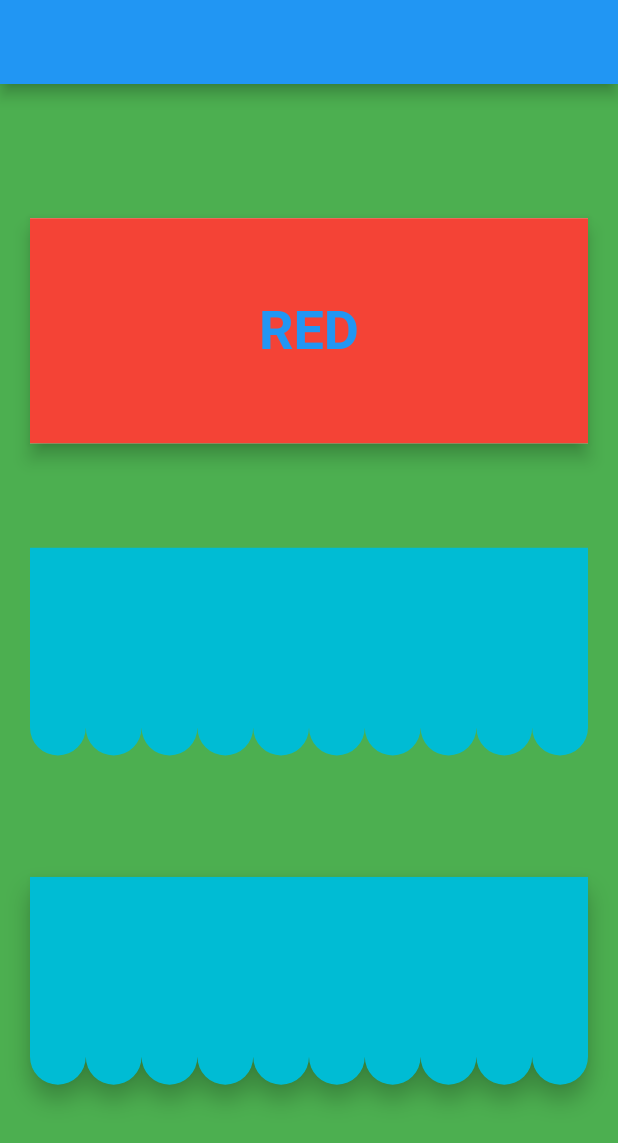
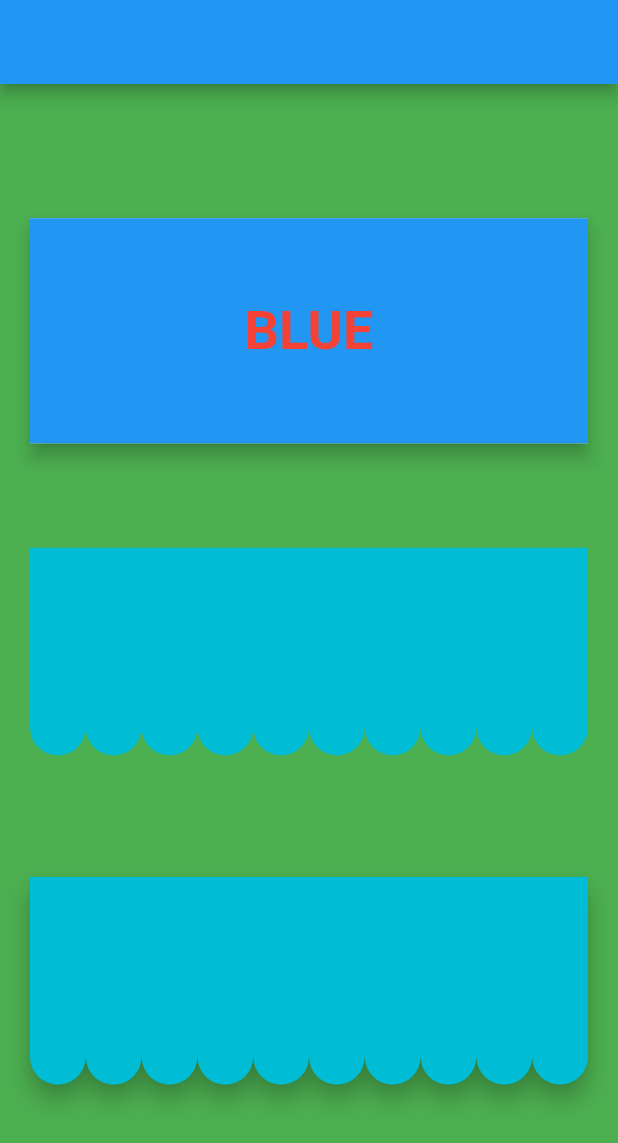
Before and after one commit to DonizeteVida/rotated_card, a Flutter app: the screen it shows after launch, on a phone screen of 412 x 824 dp. Shown: the top 1143 px of the screen. Run offline on Flutter 3.47's test engine with Material 2 defaults, Android fonts, the phone set to English and light mode, and no system bars.

Commit message:
More reusable class

```diff
--- a/lib/main.dart
+++ b/lib/main.dart
@@ -76,7 +76,7 @@ class _AnimatedCardState extends State<AnimatedCard>
       vsync: this,
       duration: Duration(milliseconds: 1250),
     );
-    _angleAnimation = Tween<double>(begin: 0, end: 180).animate(
+    _angleAnimation = Tween<double>(begin: 0, end: .5).animate(
       CurvedAnimation(
         curve: Curves.bounceOut,
         reverseCurve: Curves.bounceIn,
@@ -93,9 +93,14 @@ class _AnimatedCardState extends State<AnimatedCard>
             ? _animationController.reverse()
             : _animationController.forward();
       },
-      child: RotationYTransition(
-        angle: _angleAnimation,
-        child1: Material(
+      child: RotationTransition(
+        animation: _angleAnimation,
+        builder: (value) {
+          if (value >= .25) {
+            return Transform(
+              transform: Matrix4.rotationY(-math.pi),
+              alignment: Alignment.center,
+              child: Material(
                 elevation: 5,
                 child: Container(
                   alignment: Alignment.center,
@@ -112,7 +117,9 @@ class _AnimatedCardState extends State<AnimatedCard>
                   ),
                 ),
               ),
-        child2: Material(
+            );
+          }
+          return Material(
             elevation: 5,
             child: Container(
               alignment: Alignment.center,
@@ -128,38 +135,32 @@ class _AnimatedCardState extends State<AnimatedCard>
                 ),
               ),
             ),
-        ),
+          );
+        },
+        transform: (v) {
+          return Matrix4.identity()
+            ..setEntry(3, 2, 0.0015)
+            ..rotateY(v * math.pi * 2);
+        },
       ),
     );
   }
 }
 
-class RotationYTransition extends AnimatedWidget {
-  final Widget child1;
-  final Widget child2;
-  RotationYTransition({
-    @required Animation<double> angle,
-    @required this.child1,
-    @required this.child2,
-  }) : super(listenable: angle);
+class RotationTransition extends AnimatedWidget {
+  final Matrix4 Function(double) transform;
+  final Widget Function(double) builder;
+  RotationTransition({
+    @required Animation<double> animation,
+    @required this.transform,
+    @required this.builder,
+  }) : super(listenable: animation);
   @override
   Widget build(BuildContext context) {
-    final v = listenable as Animation<double>;
-    final angle = (v.value / 360) * math.pi * 2;
-    final t = Matrix4.identity()
-      ..setEntry(3, 2, 0.0015)
-      ..rotateY(angle);
-
-    final resolvedChild = v.value > 90
-        ? Transform(
-            child: child2,
-            transform: Matrix4.rotationY(-math.pi),
-            alignment: Alignment.center,
-          )
-        : child1;
+    final animation = listenable as Animation<double>;
     return Transform(
-      child: resolvedChild,
-      transform: t,
+      transform: transform(animation.value),
+      child: builder(animation.value),
       alignment: Alignment.center,
     );
   }
```
Lines whose indentation alone changed are shown as unchanged.
